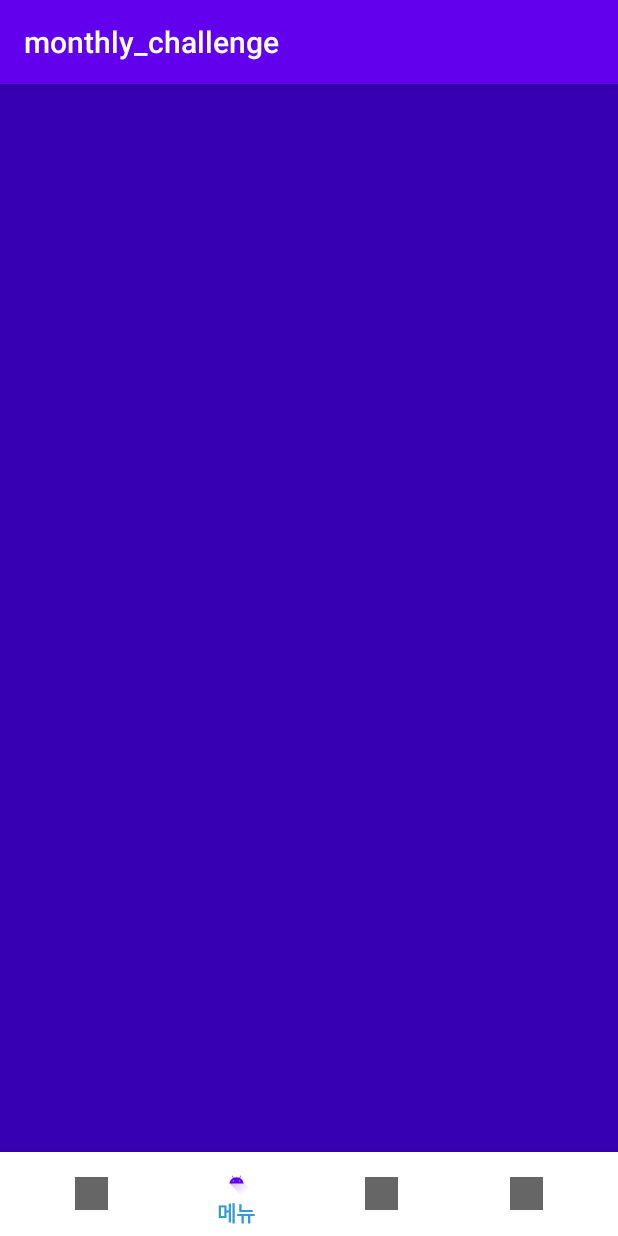
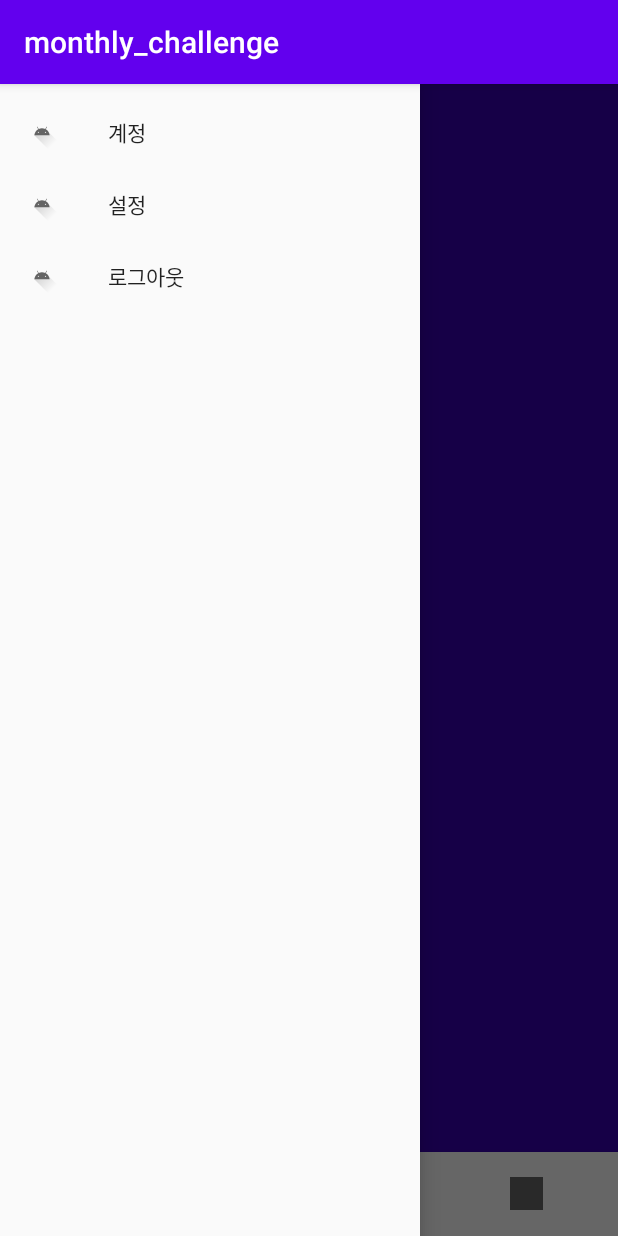
Before and after one commit to hyobins/monthly_challenge, an Android app: the MainActivity screen opened directly, with no data from a screen before it, item 2 of the bottom bar chosen, on a phone screen of 412 x 824 dp. Run offline under Robolectric (Android 15) with nearby library versions, the phone set to English and light mode, and no system bars; our stand-ins replace data binding.

Commit message:
DrawerNavigation 추가

```diff
--- a/app/src/main/java/com/example/monthly_challenge/MainActivity.java
+++ b/app/src/main/java/com/example/monthly_challenge/MainActivity.java
@@ -3,7 +3,9 @@ package com.example.monthly_challenge;
 import androidx.annotation.NonNull;
 import androidx.annotation.Nullable;
 import androidx.appcompat.app.AppCompatActivity;
+import androidx.core.view.GravityCompat;
 import androidx.databinding.DataBindingUtil;
+import androidx.drawerlayout.widget.DrawerLayout;
 import androidx.fragment.app.FragmentManager;
 import androidx.fragment.app.FragmentTransaction;
 import com.example.monthly_challenge.BottomNavigationFragment.*;
@@ -14,6 +16,7 @@ import android.view.MenuItem;
 
 import com.example.monthly_challenge.databinding.ActivityMainBinding;
 import com.google.android.material.bottomnavigation.BottomNavigationView;
+import com.google.android.material.navigation.NavigationView;
 
 public class MainActivity extends AppCompatActivity implements BottomNavigationView.OnNavigationItemSelectedListener{
     ActivityMainBinding binding;
@@ -25,6 +28,7 @@ public class MainActivity extends AppCompatActivity implements BottomNavigationV
     private SettingFragment settingFragment;
     private FragmentManager fragmentManager;
     private FragmentTransaction transaction;
+    private DrawerLayout drawerLayout;
 
 
     @Override
@@ -42,6 +46,16 @@ public class MainActivity extends AppCompatActivity implements BottomNavigationV
         transaction.replace(R.id.main_layout, homeFragment).commitAllowingStateLoss();
         bottomNavigationView.setOnNavigationItemSelectedListener(this);
 
+        drawerLayout = (DrawerLayout) findViewById(R.id.drawer_layout);
+        NavigationView navigationView = (NavigationView) findViewById(R.id.nav_view);
+        navigationView.setNavigationItemSelectedListener(new NavigationView.OnNavigationItemSelectedListener() {
+            @Override
+            public boolean onNavigationItemSelected(@NonNull MenuItem item) {
+                return false;
+            }
+        });
+
+
     }
 
     @Override
@@ -52,6 +66,7 @@ public class MainActivity extends AppCompatActivity implements BottomNavigationV
                 transaction.replace(R.id.main_layout, homeFragment).commitAllowingStateLoss();
                 return true;
             case R.id.navigation_menu:
+                drawerLayout.openDrawer(GravityCompat.START);
                 transaction.replace(R.id.main_layout, menuFragment).commitAllowingStateLoss();
                 return true;
             case R.id.navigation_alarm:
--- a/app/src/main/res/layout/activity_main.xml
+++ b/app/src/main/res/layout/activity_main.xml
@@ -10,6 +10,10 @@
             type="com.example.monthly_challenge.MainActivity"/>
 
     </data>
+    <androidx.drawerlayout.widget.DrawerLayout
+        android:id="@+id/drawer_layout"
+        android:layout_width="match_parent"
+        android:layout_height="match_parent">
         <RelativeLayout
             android:layout_width="match_parent"
             android:layout_height="match_parent">
@@ -28,4 +32,13 @@
                 android:background="#ffffff"
                 app:menu="@menu/bottom_nav_menu"/>
         </RelativeLayout>
+        <com.google.android.material.navigation.NavigationView
+            android:id="@+id/nav_view"
+            android:layout_width="wrap_content"
+            android:layout_height="match_parent"
+            android:layout_gravity="start"
+            android:fitsSystemWindows="true"
+            app:menu="@menu/drawer_nav_menu" />
+    </androidx.drawerlayout.widget.DrawerLayout>
+
 </layout>
--- /dev/null
+++ b/app/src/main/res/menu/drawer_nav_menu.xml
@@ -0,0 +1,23 @@
+<?xml version="1.0" encoding="utf-8"?>
+<menu xmlns:android="http://schemas.android.com/apk/res/android">
+    <group android:checkableBehavior="single">
+        <item
+            android:id="@+id/account"
+            android:icon="@drawable/ic_launcher_foreground"
+            style="@style/TextAppearance.AppCompat.Widget.ActionBar.Title"
+            android:title="계정"
+            />
+        <item
+            android:id="@+id/setting"
+            android:icon="@drawable/ic_launcher_foreground"
+            style="@style/TextAppearance.AppCompat.Widget.ActionBar.Title"
+            android:title="설정"
+            />
+        <item
+            android:id="@+id/logout"
+            android:icon="@drawable/ic_launcher_foreground"
+            style="@style/TextAppearance.AppCompat.Widget.ActionBar.Title"
+            android:title="로그아웃"
+            />
+    </group>
+</menu>
```
Also changed, not shown: app/src/main/res/layout/activity_drawer.xml (added, +154 -0 lines). Lines whose indentation alone changed are shown as unchanged.
